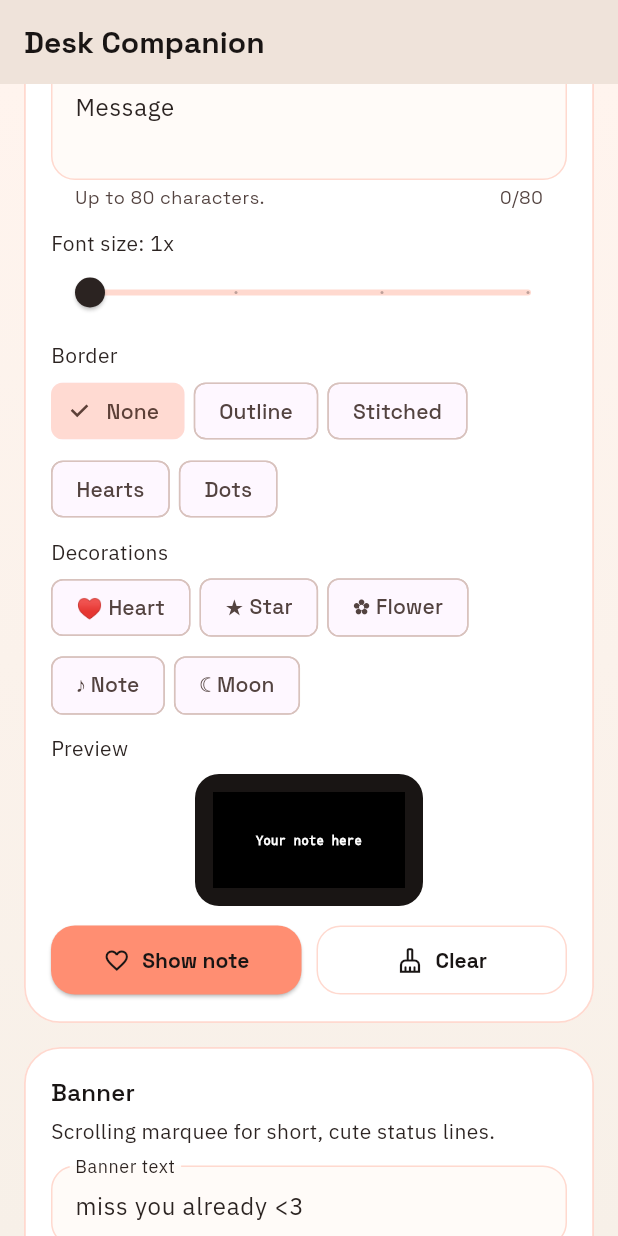
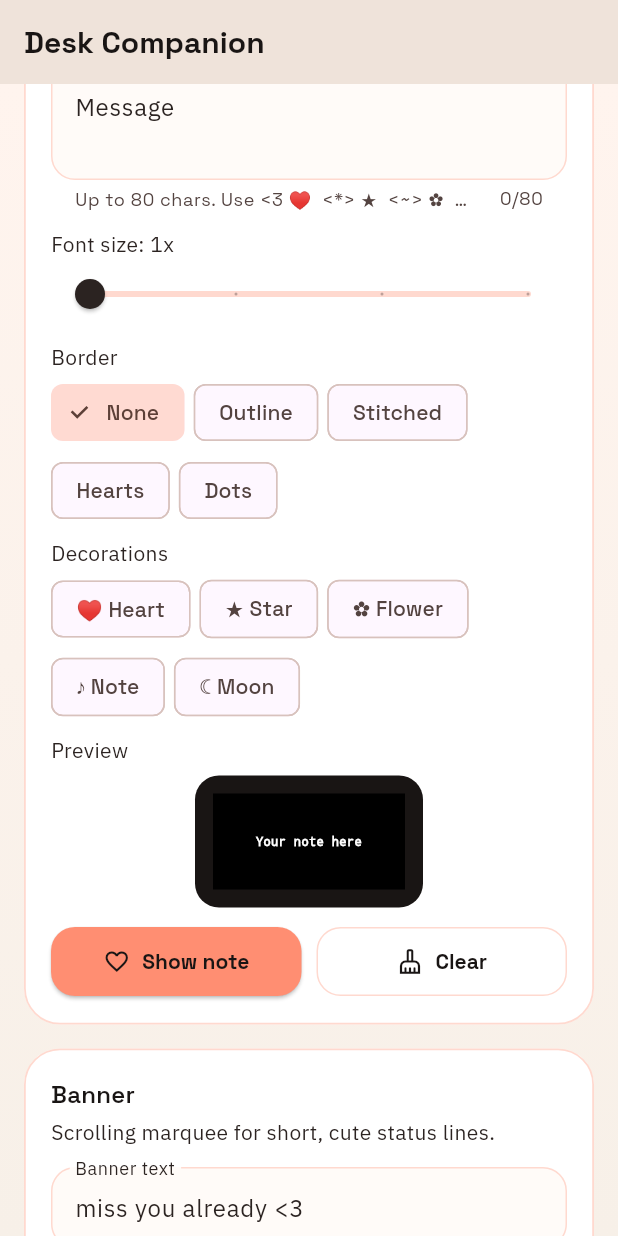
Before and after one commit to Predatuh/Desk-Companion, a Flutter app: the screen it shows after launch, scrolled down 1152 dp, on a phone screen of 412 x 824 dp. Run offline on Flutter 3.47's test engine with Material 3 defaults, Android fonts, the phone set to English and light mode, and no system bars; our stand-ins replace file_picker, flutter_blue_plus, google_fonts, shared_preferences.

Commit message:
feat: EMO-style 32-phase smooth eyes, inline text symbols (<3 <*> etc), bot personality idle, 20fps animations

```diff
--- a/lib/screens/desk_companion_studio_screen.dart
+++ b/lib/screens/desk_companion_studio_screen.dart
@@ -424,7 +424,7 @@ class _DeskCompanionStudioScreenState extends State<DeskCompanionStudioScreen> {
                           hintText:
                               'good luck today, i packed snacks in your bag',
                           helperText:
-                              'Up to 80 characters.',
+                              'Up to 80 chars. Use <3 ♥  <*> ★  <~> ✿  <n> ♪  <m> ☾ inline!',
                         ),
                       ),
                       const SizedBox(height: 12),
```
Also changed, not shown: 1 other file.
